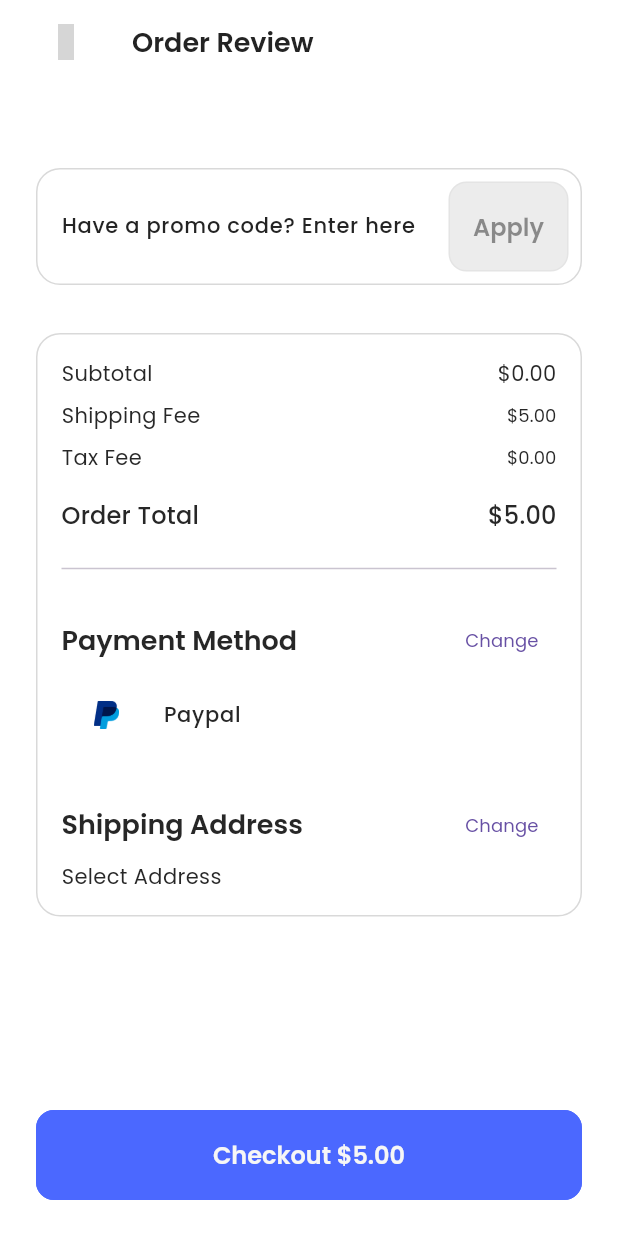
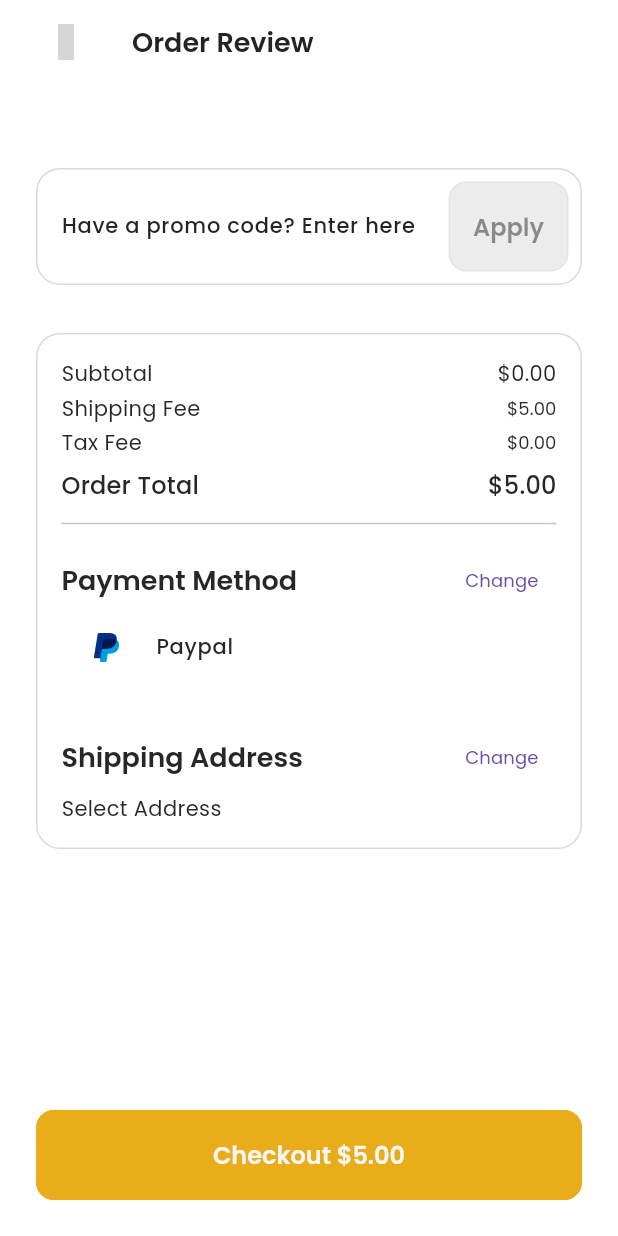
Before and after one commit to billachusim/nkwonnewiapp, a Flutter app: the CheckoutScreen screen opened by its route, on a phone screen of 412 x 824 dp. Run offline on Flutter 3.47's test engine with Material 3 defaults, Android fonts, the phone set to English and light mode, and no system bars; our stand-ins replace cached_network_image, carousel_slider, cloud_firestore, connectivity_plus, firebase_auth, firebase_core and 15 more; missing offline and left inert: flutter_facebook_auth, flutter_paypal_checkout; accounts and stored records are empty; network calls fail; project files that could hold a hidden picture were left out; grey boxes are pictures that could not be loaded.

Commit message:
Latest commit. Changes to colors, few products etc.

```diff
--- a/lib/features/shop/screens/home/widgets/home_appbar.dart
+++ b/lib/features/shop/screens/home/widgets/home_appbar.dart
@@ -24,7 +24,7 @@ class THomeAppBar extends StatelessWidget {
         child: Column(
           crossAxisAlignment: CrossAxisAlignment.start,
           children: [
-            Text(TTexts.homeAppbarTitle, style: Theme.of(context).textTheme.labelMedium!.apply(color: TColors.grey)),
+            Text(TTexts.homeAppbarTitle, style: Theme.of(context).textTheme.labelLarge!.apply(color: TColors.white)),
             Obx(
               () {
                 // Check if user Profile is still loading
--- a/lib/utils/constants/colors.dart
+++ b/lib/utils/constants/colors.dart
@@ -2,7 +2,7 @@ import 'package:flutter/material.dart';
 
 class TColors {
   // App theme colors
-  static const Color primary = Color(0xFF4b68ff);
+  static const Color primary = Color(0xffe8ad19);
   static const Color secondary = Color(0xFFFFE24B);
   static const Color accent = Color(0xFFb0c7ff);
 
--- a/lib/utils/constants/sizes.dart
+++ b/lib/utils/constants/sizes.dart
@@ -32,7 +32,7 @@ class TSizes {
 
   // Default spacing between sections
   static const double defaultSpace = 24.0;
-  static const double spaceBtwItems = 16.0;
+  static const double spaceBtwItems = 6.0;
   static const double spaceBtwSections = 32.0;
 
   // Border radius
--- a/lib/utils/constants/text_strings.dart
+++ b/lib/utils/constants/text_strings.dart
@@ -7,7 +7,7 @@ class TTexts {
   static const String skip = "Skip";
   static const String done = "Done";
   static const String submit = "Submit";
-  static const String appName = "T-Store";
+  static const String appName = "Nkwo Nnewi";
   static const String tContinue = "Continue";
 
 
@@ -62,7 +62,7 @@ class TTexts {
   static const String popularProducts = "Popular Products";
 
   // -- Home
-  static const String homeAppbarTitle = "Welcome To NKWONNEWIAPP";
+  static const String homeAppbarTitle = "NKWO NNEWI APP";
   static const String homeAppbarSubTitle = "Taimoor Sikander";
 
 
```
Also changed, not shown: lib/common/widgets/image_text/image_text_vertical.dart (+5 -5 lines), lib/common/widgets/images/t_circular_image.dart (+4 -4 lines), 3 other files.
